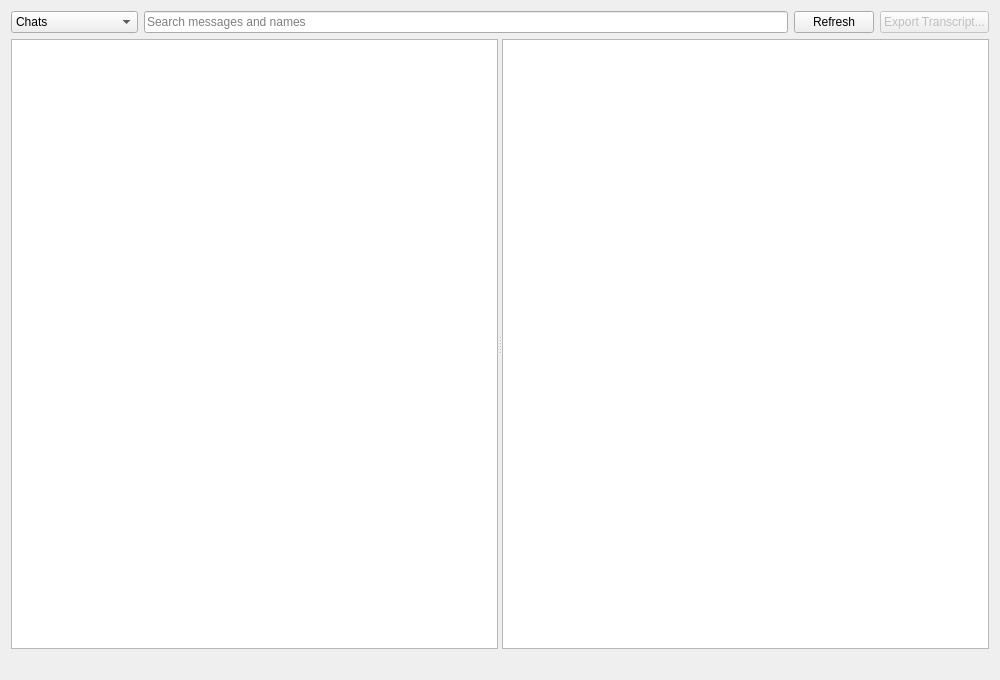
First picture: the form in Resources/ui_files/database_views/conversation_viewer.ui, repository myanonapps/DownloaderForReddit, before the edit.
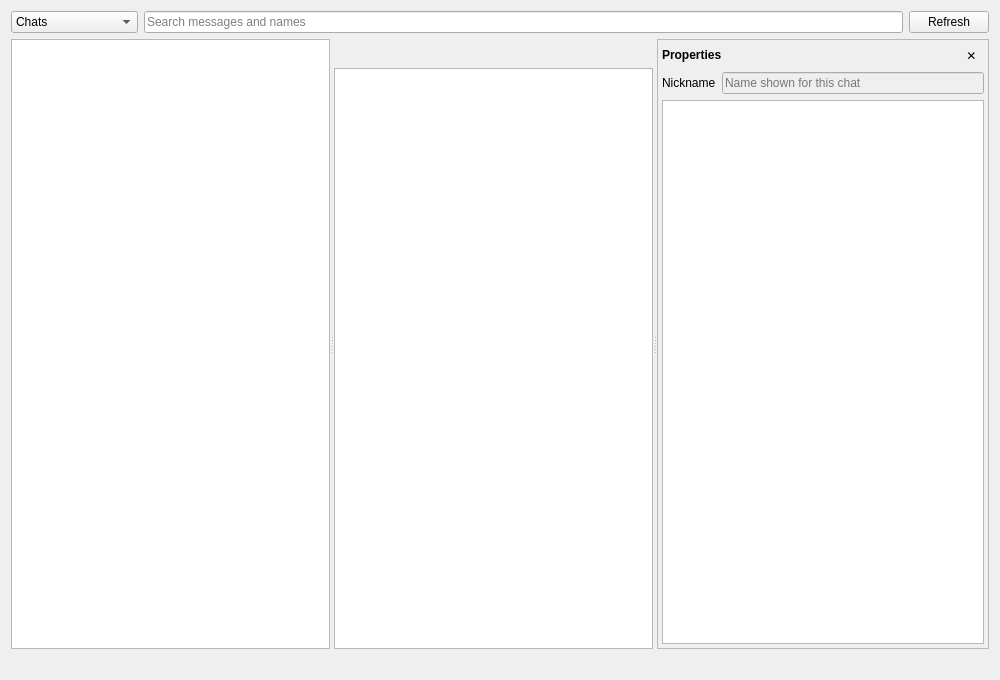
Second picture: the form after the edit.

Commit message: Import an export

```diff
--- a/Resources/ui_files/database_views/conversation_viewer.ui
+++ b/Resources/ui_files/database_views/conversation_viewer.ui
@@ -47,16 +47,6 @@
        </property>
       </widget>
      </item>
-     <item>
-      <widget class="QPushButton" name="export_button">
-       <property name="enabled">
-        <bool>false</bool>
-       </property>
-       <property name="text">
-        <string>Export Transcript...</string>
-       </property>
-      </widget>
-     </item>
     </layout>
    </item>
    <item>
@@ -69,10 +59,249 @@
        <bool>true</bool>
       </property>
      </widget>
-     <widget class="QTextBrowser" name="transcript_browser">
-      <property name="openExternalLinks">
-       <bool>true</bool>
+     <widget class="QWidget" name="transcript_widget">
+      <layout class="QVBoxLayout" name="transcript_layout">
+       <property name="leftMargin">
+        <number>0</number>
+       </property>
+       <property name="topMargin">
+        <number>0</number>
+       </property>
+       <property name="rightMargin">
+        <number>0</number>
+       </property>
+       <property name="bottomMargin">
+        <number>0</number>
+       </property>
+       <item>
+        <layout class="QHBoxLayout" name="transcript_header_layout" stretch="1,0,0">
+         <item>
+          <widget class="QLabel" name="transcript_title_label">
+           <property name="font">
+            <font>
+             <pointsize>11</pointsize>
+             <bold>true</bold>
+            </font>
+           </property>
+           <property name="text">
+            <string/>
+           </property>
+           <property name="textFormat">
+            <enum>Qt::PlainText</enum>
+           </property>
+           <property name="wordWrap">
+            <bool>true</bool>
+           </property>
+           <property name="textInteractionFlags">
+            <set>Qt::TextSelectableByMouse</set>
+           </property>
+          </widget>
+         </item>
+         <item>
+          <widget class="QToolButton" name="export_button">
+           <property name="enabled">
+            <bool>false</bool>
+           </property>
+           <property name="toolTip">
+            <string>Export transcript...</string>
+           </property>
+           <property name="autoRaise">
+            <bool>true</bool>
+           </property>
+           <property name="iconSize">
+            <size>
+             <width>16</width>
+             <height>16</height>
+            </size>
+           </property>
+          </widget>
+         </item>
+         <item>
+          <widget class="QToolButton" name="properties_button">
+           <property name="toolTip">
+            <string>Show conversation properties</string>
+           </property>
+           <property name="checkable">
+            <bool>true</bool>
+           </property>
+           <property name="autoRaise">
+            <bool>true</bool>
+           </property>
+           <property name="iconSize">
+            <size>
+             <width>16</width>
+             <height>16</height>
+            </size>
+           </property>
+          </widget>
+         </item>
+        </layout>
+       </item>
+       <item>
+        <widget class="QListView" name="transcript_view">
+         <property name="contextMenuPolicy">
+          <enum>Qt::ActionsContextMenu</enum>
+         </property>
+         <property name="horizontalScrollBarPolicy">
+          <enum>Qt::ScrollBarAlwaysOff</enum>
+         </property>
+         <property name="editTriggers">
+          <set>QAbstractItemView::NoEditTriggers</set>
+         </property>
+         <property name="alternatingRowColors">
+          <bool>true</bool>
+         </property>
+         <property name="selectionMode">
+          <enum>QAbstractItemView::ExtendedSelection</enum>
+         </property>
+         <property name="verticalScrollMode">
+          <enum>QAbstractItemView::ScrollPerPixel</enum>
+         </property>
+         <property name="resizeMode">
+          <enum>QListView::Adjust</enum>
+         </property>
+         <property name="uniformItemSizes">
+          <bool>false</bool>
+         </property>
+         <property name="wordWrap">
+          <bool>true</bool>
+         </property>
+        </widget>
+       </item>
+      </layout>
+     </widget>
+     <widget class="QFrame" name="properties_frame">
+      <property name="visible">
+       <bool>false</bool>
       </property>
+      <property name="frameShape">
+       <enum>QFrame::StyledPanel</enum>
+      </property>
+      <layout class="QVBoxLayout" name="properties_layout">
+       <property name="leftMargin">
+        <number>4</number>
+       </property>
+       <property name="topMargin">
+        <number>4</number>
+       </property>
+       <property name="rightMargin">
+        <number>4</number>
+       </property>
+       <property name="bottomMargin">
+        <number>4</number>
+       </property>
+       <item>
+        <layout class="QHBoxLayout" name="properties_header_layout">
+         <item>
+          <widget class="QLabel" name="properties_label">
+           <property name="text">
+            <string>Properties</string>
+           </property>
+           <property name="font">
+            <font>
+             <bold>true</bold>
+            </font>
+           </property>
+          </widget>
+         </item>
+         <item>
+          <spacer name="properties_header_spacer">
+           <property name="orientation">
+            <enum>Qt::Horizontal</enum>
+           </property>
+           <property name="sizeHint" stdset="0">
+            <size>
+             <width>0</width>
+             <height>0</height>
+            </size>
+           </property>
+          </spacer>
+         </item>
+         <item>
+          <widget class="QToolButton" name="properties_close_button">
+           <property name="toolTip">
+            <string>Close properties</string>
+           </property>
+           <property name="text">
+            <string>✕</string>
+           </property>
+           <property name="autoRaise">
+            <bool>true</bool>
+           </property>
+          </widget>
+         </item>
+        </layout>
+       </item>
+       <item>
+        <layout class="QHBoxLayout" name="nickname_layout">
+         <item>
+          <widget class="QLabel" name="nickname_label">
+           <property name="text">
+            <string>Nickname</string>
+           </property>
+           <property name="buddy">
+            <cstring>nickname_line_edit</cstring>
+           </property>
+          </widget>
+         </item>
+         <item>
+          <widget class="QLineEdit" name="nickname_line_edit">
+           <property name="enabled">
+            <bool>false</bool>
+           </property>
+           <property name="toolTip">
+            <string>A name of your own for this chat, shown in place of the name Reddit gave it or its participants</string>
+           </property>
+           <property name="placeholderText">
+            <string>Name shown for this chat</string>
+           </property>
+           <property name="clearButtonEnabled">
+            <bool>true</bool>
+           </property>
+          </widget>
+         </item>
+        </layout>
+       </item>
+       <item>
+        <widget class="QTableWidget" name="properties_table">
+         <property name="iconSize">
+          <size>
+           <width>16</width>
+           <height>16</height>
+          </size>
+         </property>
+         <property name="horizontalScrollBarPolicy">
+          <enum>Qt::ScrollBarAlwaysOff</enum>
+         </property>
+         <property name="editTriggers">
+          <set>QAbstractItemView::NoEditTriggers</set>
+         </property>
+         <property name="selectionMode">
+          <enum>QAbstractItemView::SingleSelection</enum>
+         </property>
+         <property name="wordWrap">
+          <bool>true</bool>
+         </property>
+         <property name="alternatingRowColors">
+          <bool>true</bool>
+         </property>
+         <property name="columnCount">
+          <number>2</number>
+         </property>
+         <attribute name="horizontalHeaderVisible">
+          <bool>false</bool>
+         </attribute>
+         <attribute name="horizontalHeaderStretchLastSection">
+          <bool>true</bool>
+         </attribute>
+         <attribute name="verticalHeaderVisible">
+          <bool>false</bool>
+         </attribute>
+         <column/>
+         <column/>
+        </widget>
+       </item>
+      </layout>
      </widget>
     </widget>
    </item>
```
The commit also changes 25 other files.
